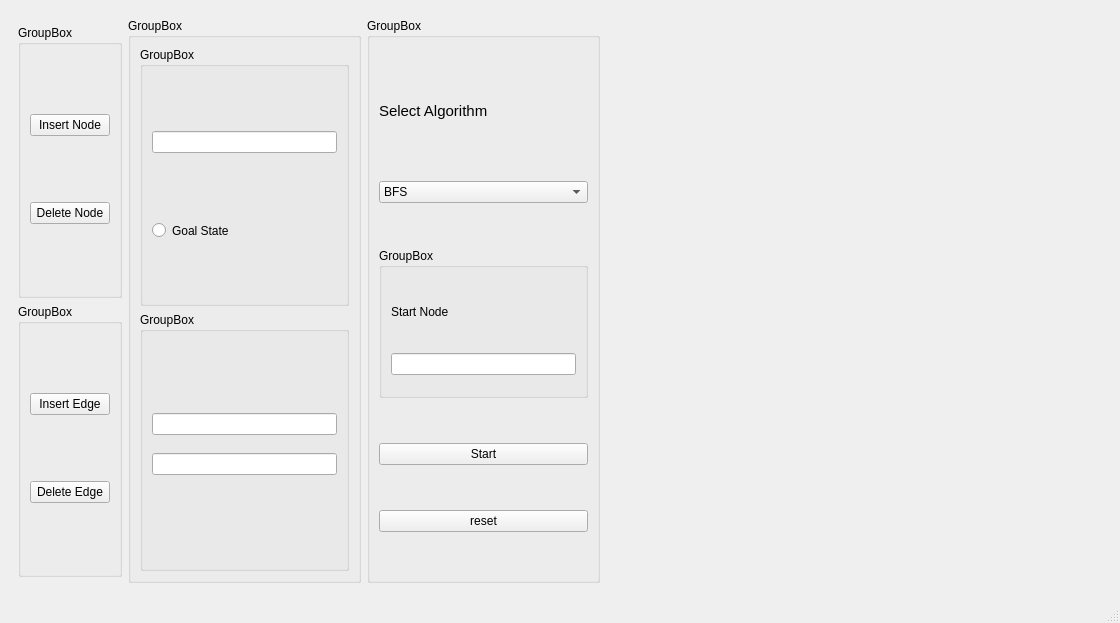
First picture: the form in untitled.ui, repository mourra950/AI_Junior_Project, before the edit.
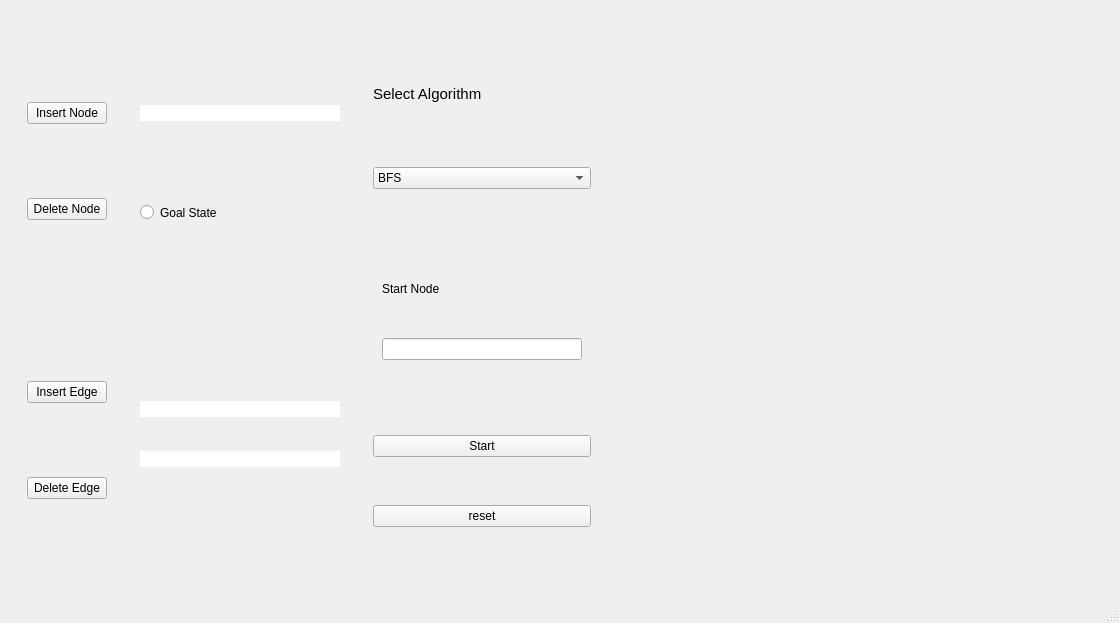
Second picture: the form after the edit.

```diff
--- a/untitled.ui
+++ b/untitled.ui
@@ -26,6 +26,9 @@
         <height>1200</height>
        </size>
       </property>
+      <property name="styleSheet">
+       <string notr="true">QGroupBox {border:0;}</string>
+      </property>
       <layout class="QHBoxLayout" name="horizontalLayout_2">
        <item>
         <layout class="QVBoxLayout" name="verticalLayout">
@@ -44,7 +47,7 @@
             <string notr="true">border-color: rgba(255, 255, 255, 0);</string>
            </property>
            <property name="title">
-            <string>GroupBox</string>
+            <string/>
            </property>
            <layout class="QVBoxLayout" name="verticalLayout_4">
             <item>
@@ -67,7 +70,7 @@
          <item>
           <widget class="QGroupBox" name="groupBox_5">
            <property name="title">
-            <string>GroupBox</string>
+            <string/>
            </property>
            <layout class="QVBoxLayout" name="verticalLayout_5">
             <item>
@@ -92,16 +95,17 @@
        <item>
         <widget class="QGroupBox" name="groupBox">
          <property name="styleSheet">
-          <string notr="true">border-color: rgba(255, 255, 255, 0);</string>
+          <string notr="true">
+border:0;</string>
          </property>
          <property name="title">
-          <string>GroupBox</string>
+          <string/>
          </property>
          <layout class="QVBoxLayout" name="verticalLayout_2">
           <item>
            <widget class="QGroupBox" name="groupBox_2">
             <property name="title">
-             <string>GroupBox</string>
+             <string/>
             </property>
             <layout class="QVBoxLayout" name="verticalLayout_8">
              <property name="spacing">
@@ -132,7 +136,7 @@
           <item>
            <widget class="QGroupBox" name="groupBox_3">
             <property name="title">
-             <string>GroupBox</string>
+             <string/>
             </property>
             <layout class="QVBoxLayout" name="verticalLayout_3">
              <property name="spacing">
@@ -165,7 +169,7 @@
           </size>
          </property>
          <property name="title">
-          <string>GroupBox</string>
+          <string/>
          </property>
          <property name="flat">
           <bool>true</bool>
@@ -220,7 +224,7 @@
              </size>
             </property>
             <property name="title">
-             <string>GroupBox</string>
+             <string/>
             </property>
             <layout class="QVBoxLayout" name="verticalLayout_7">
              <item>
```
Left out of the diff: 2 changed lines with no effect on the pictures.
